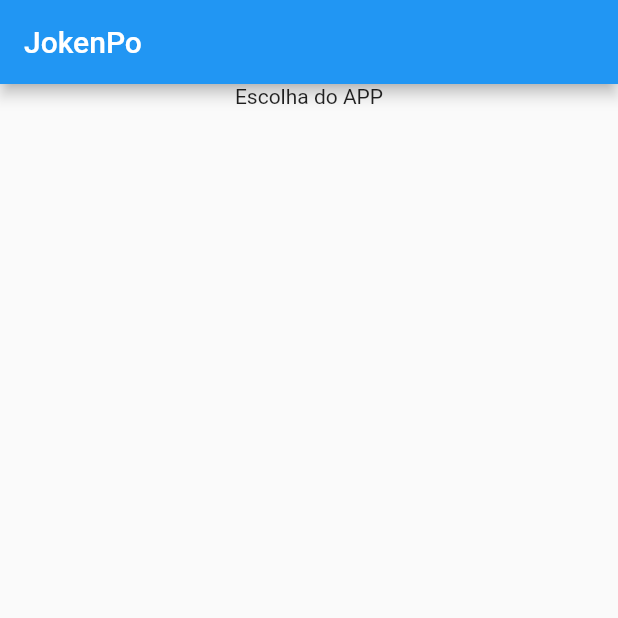
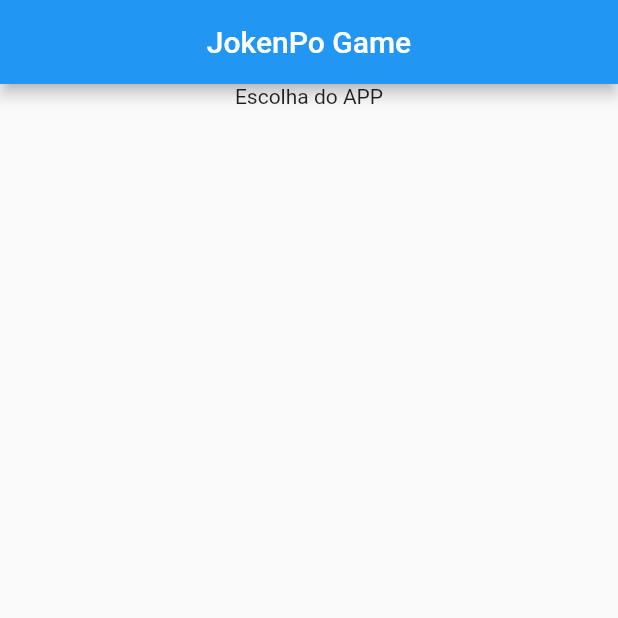
Before and after one commit to BorgesTayna/jokenpo, a Flutter app: the screen it shows after launch, on a phone screen of 412 x 824 dp, the top half of it. Run offline on Flutter 3.47's test engine with Material 2 defaults, Android fonts, the phone set to English and light mode, and no system bars.

Commit message:
Changelog: Updating

```diff
--- a/lib/Jogo.dart
+++ b/lib/Jogo.dart
@@ -9,7 +9,9 @@ class _JogoState extends State<Jogo> {
   Widget build(BuildContext context) {
     return Scaffold(
       appBar: AppBar(
-        title: Text("JokenPo"),
+        centerTitle: true,
+        title: Text("JokenPo Game",
+        ),
       ),
       body: Container(
         width: double.infinity,
```
